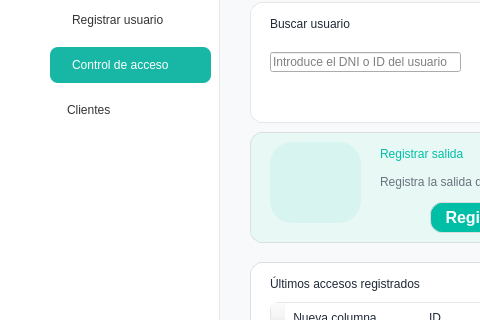
Above: Proyecto/src/vista/Ui/interfaz_recepcionista_control_de_acceso.ui from smonts01/Ingenieria-del-software before the change; both pictures show x 0 to 480 and y 168 to 488 of the 1200 by 700 pixel window. Below: the same form after it.
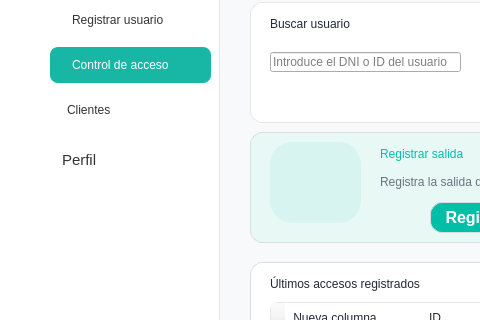
That is the form after the change. Icons and pictures are not drawn.

The edit to the form file:
```diff
--- a/Proyecto/src/vista/Ui/interfaz_recepcionista_control_de_acceso.ui
+++ b/Proyecto/src/vista/Ui/interfaz_recepcionista_control_de_acceso.ui
@@ -375,6 +375,64 @@
       <bool>true</bool>
      </property>
     </widget>
+    <widget class="QLabel" name="label_10">
+     <property name="geometry">
+      <rect>
+       <x>20</x>
+       <y>230</y>
+       <width>23</width>
+       <height>23</height>
+      </rect>
+     </property>
+     <property name="text">
+      <string/>
+     </property>
+     <property name="pixmap">
+      <pixmap resource="../imagenes/recursos.qrc">:/newPrefix/usuario.png</pixmap>
+     </property>
+     <property name="scaledContents">
+      <bool>true</bool>
+     </property>
+    </widget>
+    <widget class="QPushButton" name="btnOcupacion">
+     <property name="geometry">
+      <rect>
+       <x>50</x>
+       <y>220</y>
+       <width>161</width>
+       <height>36</height>
+      </rect>
+     </property>
+     <property name="font">
+      <font>
+       <family>Segoe UI</family>
+       <pointsize>11</pointsize>
+      </font>
+     </property>
+     <property name="styleSheet">
+      <string notr="true">QPushButton {
+    background-color: transparent;
+    border: none;
+    border-radius: 8px;
+    padding: 8px 12px;
+    text-align: left;
+    color: #333333;
+}
+
+QPushButton:hover {
+    background-color: #E8F8F5;
+}
+
+QPushButton:checked {
+    background-color: #DDF7F3;
+    color: #333333;
+    font-weight: bold;
+}</string>
+     </property>
+     <property name="text">
+      <string>Perfil</string>
+     </property>
+    </widget>
    </widget>
    <widget class="QFrame" name="frameContenido">
     <property name="geometry">
```
